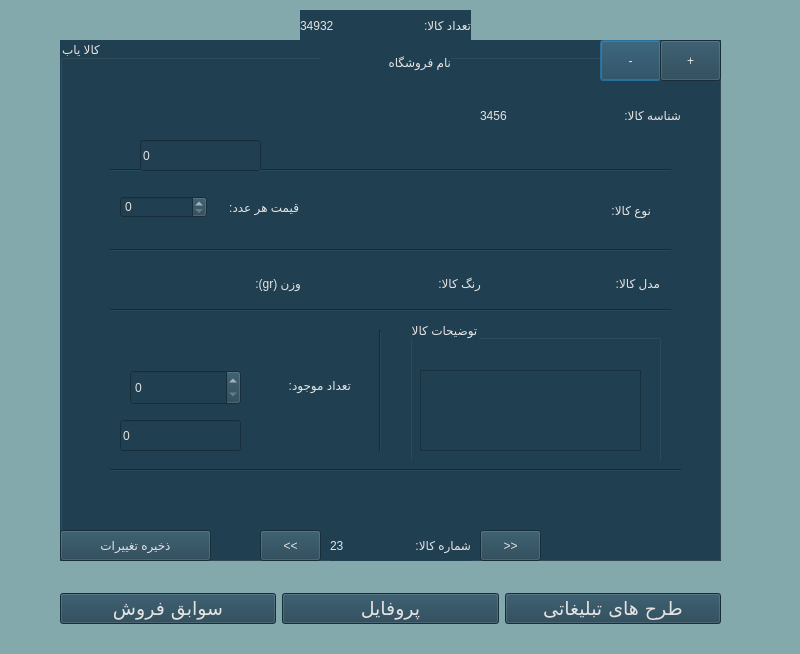
First picture: the form in Project_Ap/storecustomer.ui, repository AP-projects-4001/metagoofill, before the edit.
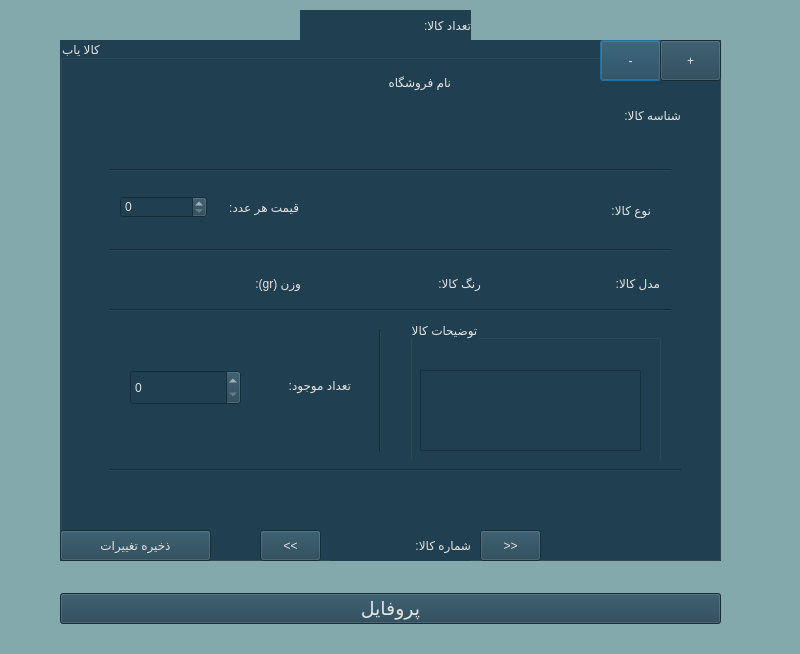
Second picture: the form after the edit.

Diff of the .ui file:
```diff
--- a/Project_Ap/storecustomer.ui
+++ b/Project_Ap/storecustomer.ui
@@ -198,7 +198,7 @@
 font: 14pt &quot;Lalezar&quot;;</string>
     </property>
     <property name="text">
-     <string>3456</string>
+     <string/>
     </property>
    </widget>
    <widget class="QPushButton" name="pushButton_save">
@@ -250,38 +250,6 @@
      <enum>Qt::Horizontal</enum>
     </property>
    </widget>
-   <widget class="QLineEdit" name="lineEdit_price">
-    <property name="geometry">
-     <rect>
-      <x>80</x>
-      <y>100</y>
-      <width>121</width>
-      <height>31</height>
-     </rect>
-    </property>
-    <property name="styleSheet">
-     <string notr="true">font: 16pt &quot;MS Shell Dlg 2&quot;;</string>
-    </property>
-    <property name="text">
-     <string>0</string>
-    </property>
-   </widget>
-   <widget class="QLineEdit" name="lineEdit_available">
-    <property name="geometry">
-     <rect>
-      <x>60</x>
-      <y>380</y>
-      <width>121</width>
-      <height>31</height>
-     </rect>
-    </property>
-    <property name="styleSheet">
-     <string notr="true">font: 16pt &quot;MS Shell Dlg 2&quot;;</string>
-    </property>
-    <property name="text">
-     <string>0</string>
-    </property>
-   </widget>
    <widget class="QLabel" name="label_4">
     <property name="geometry">
      <rect>
@@ -318,7 +286,7 @@
 font: 14pt &quot;Lalezar&quot;;</string>
     </property>
     <property name="text">
-     <string>23</string>
+     <string/>
     </property>
    </widget>
    <widget class="QPushButton" name="pushButton_before">
@@ -560,7 +528,7 @@
     <property name="geometry">
      <rect>
       <x>260</x>
-      <y>10</y>
+      <y>30</y>
       <width>131</width>
       <height>24</height>
      </rect>
@@ -585,7 +553,7 @@
 font: 14pt &quot;Lalezar&quot;;</string>
    </property>
    <property name="text">
-    <string>34932</string>
+    <string/>
    </property>
   </widget>
   <widget class="QLabel" name="label_3">
@@ -616,32 +584,13 @@
     </rect>
    </property>
    <layout class="QHBoxLayout" name="horizontalLayout">
-    <item>
-     <widget class="QPushButton" name="pushButton">
-      <property name="font">
-       <font>
-        <family>Lalezar</family>
-        <pointsize>14</pointsize>
-        <italic>false</italic>
-        <bold>false</bold>
-       </font>
-      </property>
-      <property name="styleSheet">
-       <string notr="true">background-color: rgb(32, 64, 81);
-color: rgb(228, 227, 227);
-font: 14pt &quot;Lalezar&quot;;</string>
-      </property>
-      <property name="text">
-       <string>سوابق فروش</string>
-      </property>
-     </widget>
-    </item>
     <item>
      <widget class="QPushButton" name="pushButton_2">
       <property name="font">
        <font>
         <family>Lalezar</family>
         <pointsize>14</pointsize>
+        <weight>50</weight>
         <italic>false</italic>
         <bold>false</bold>
        </font>
@@ -656,26 +605,6 @@
       </property>
      </widget>
     </item>
-    <item>
-     <widget class="QPushButton" name="pushButton_3">
-      <property name="font">
-       <font>
-        <family>Lalezar</family>
-        <pointsize>14</pointsize>
-        <italic>false</italic>
-        <bold>false</bold>
-       </font>
-      </property>
-      <property name="styleSheet">
-       <string notr="true">background-color: rgb(32, 64, 81);
-color: rgb(228, 227, 227);
-font: 14pt &quot;Lalezar&quot;;</string>
-      </property>
-      <property name="text">
-       <string>طرح های تبلیغاتی</string>
-      </property>
-     </widget>
-    </item>
    </layout>
   </widget>
  </widget>
```
